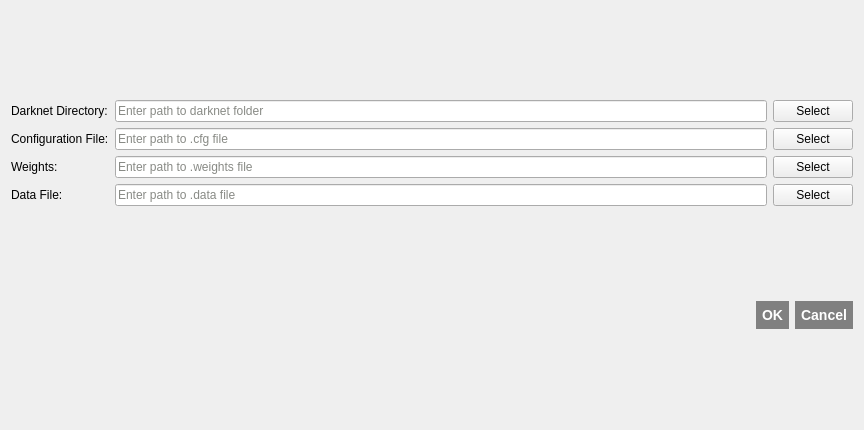
Old version of the form ui/inference-settings.ui in the repository amit328/BE_Project.
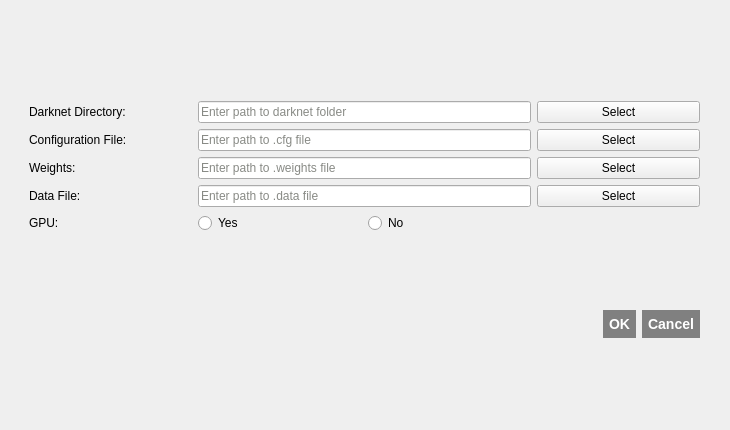
New version of the form. Icons and pictures are not drawn.

What changed in the file:
```diff
--- a/ui/inference-settings.ui
+++ b/ui/inference-settings.ui
@@ -6,7 +6,7 @@
    <rect>
     <x>0</x>
     <y>0</y>
-    <width>864</width>
+    <width>730</width>
     <height>430</height>
    </rect>
   </property>
@@ -15,7 +15,16 @@
   </property>
   <property name="windowIcon">
    <iconset>
-    <normaloff>../tifr-logo.png</normaloff>../tifr-logo.png</iconset>
+    <normaloff>tifr-logo.png</normaloff>tifr-logo.png</iconset>
+  </property>
+  <widget class="QWidget" name="">
+   <property name="geometry">
+    <rect>
+     <x>29</x>
+     <y>30</y>
+     <width>671</width>
+     <height>381</height>
+    </rect>
   </property>
   <layout class="QGridLayout" name="gridLayout_2">
    <item row="0" column="0">
@@ -27,7 +36,7 @@
        </property>
       </widget>
      </item>
-     <item row="0" column="1">
+      <item row="0" column="1" colspan="2">
       <widget class="QLineEdit" name="darknetField">
        <property name="palette">
         <palette>
@@ -71,7 +80,7 @@
        </property>
       </widget>
      </item>
-     <item row="0" column="2">
+      <item row="0" column="3">
       <widget class="QPushButton" name="darknetBtn">
        <property name="text">
         <string>Select</string>
@@ -85,7 +94,7 @@
        </property>
       </widget>
      </item>
-     <item row="1" column="1">
+      <item row="1" column="1" colspan="2">
       <widget class="QLineEdit" name="configField">
        <property name="sizePolicy">
         <sizepolicy hsizetype="Expanding" vsizetype="Fixed">
@@ -138,7 +147,7 @@
        </property>
       </widget>
      </item>
-     <item row="1" column="2">
+      <item row="1" column="3">
       <widget class="QPushButton" name="configBtn">
        <property name="text">
         <string>Select</string>
@@ -152,7 +161,7 @@
        </property>
       </widget>
      </item>
-     <item row="2" column="1">
+      <item row="2" column="1" colspan="2">
       <widget class="QLineEdit" name="weightsField">
        <property name="palette">
         <palette>
@@ -196,7 +205,7 @@
        </property>
       </widget>
      </item>
-     <item row="2" column="2">
+      <item row="2" column="3">
       <widget class="QPushButton" name="weightsBtn">
        <property name="text">
         <string>Select</string>
@@ -210,7 +219,7 @@
        </property>
       </widget>
      </item>
-     <item row="3" column="1">
+      <item row="3" column="1" colspan="2">
       <widget class="QLineEdit" name="dataFileField">
        <property name="palette">
         <palette>
@@ -254,13 +263,34 @@
        </property>
       </widget>
      </item>
-     <item row="3" column="2">
+      <item row="3" column="3">
       <widget class="QPushButton" name="dataFileBtn">
        <property name="text">
         <string>Select</string>
        </property>
       </widget>
      </item>
+      <item row="4" column="0">
+       <widget class="QLabel" name="label">
+        <property name="text">
+         <string>GPU:</string>
+        </property>
+       </widget>
+      </item>
+      <item row="4" column="1">
+       <widget class="QRadioButton" name="radioButton">
+        <property name="text">
+         <string>Yes</string>
+        </property>
+       </widget>
+      </item>
+      <item row="4" column="2" colspan="2">
+       <widget class="QRadioButton" name="radioButton_2">
+        <property name="text">
+         <string>No</string>
+        </property>
+       </widget>
+      </item>
     </layout>
    </item>
    <item row="1" column="0">
@@ -277,6 +307,7 @@
     </widget>
    </item>
   </layout>
+  </widget>
  </widget>
  <resources/>
  <connections>
```
Lines whose indentation alone changed are shown as unchanged.
